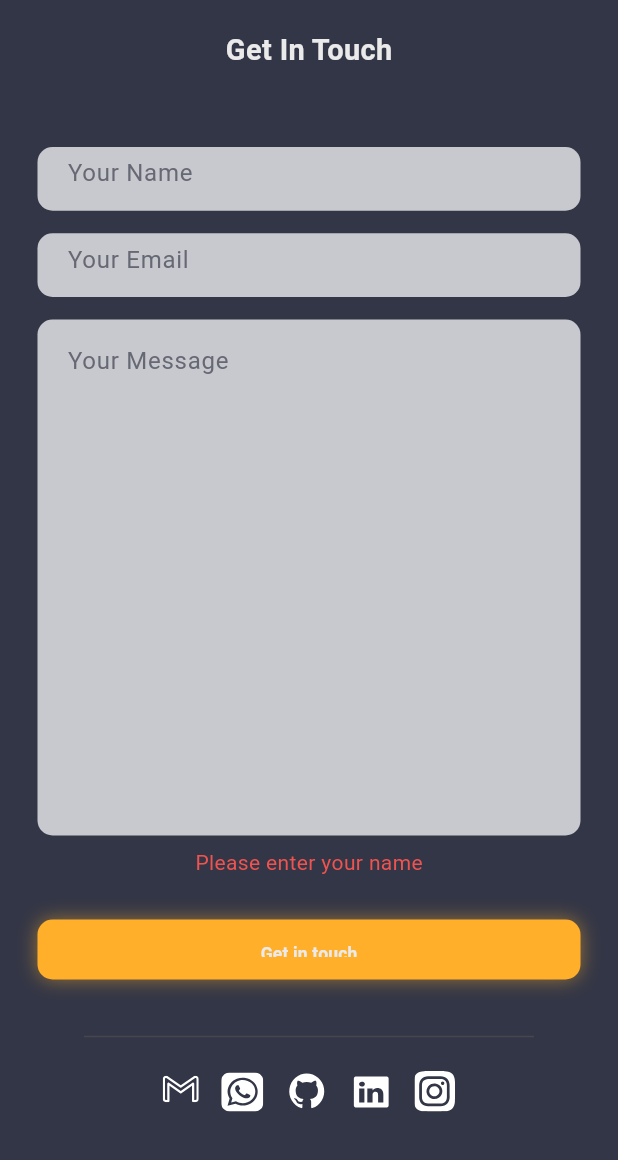
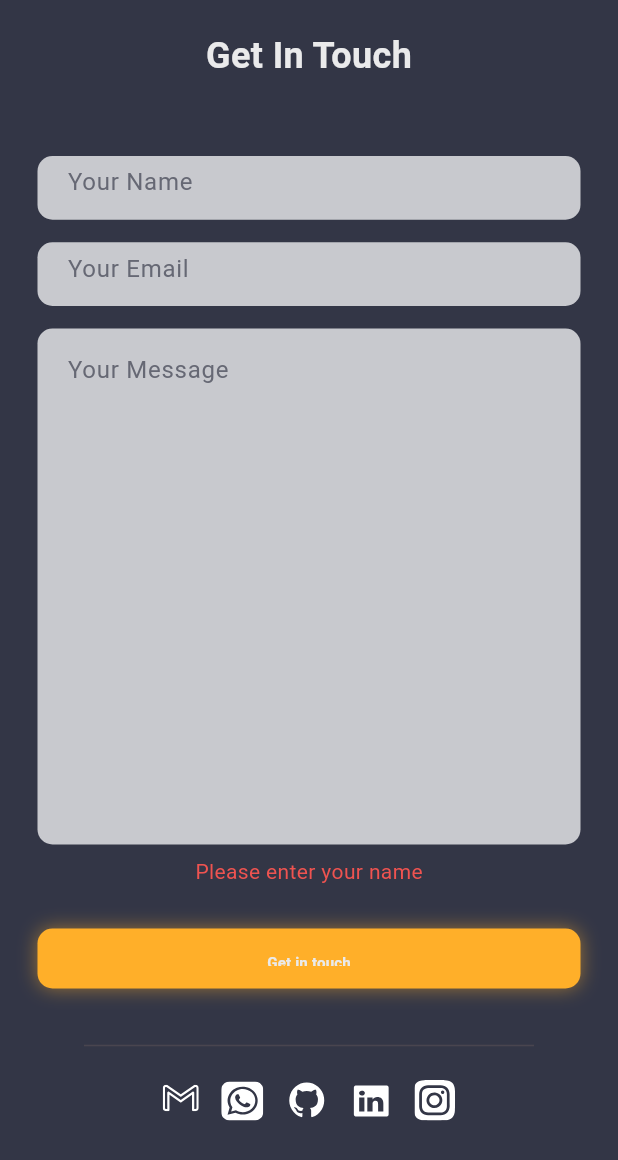
Before and after one commit to kareemtarek74/Portfolio, a Flutter app: the ContactSection widget shown alone on an empty page, opened directly, after a tap on "Get in touch", on a phone screen of 412 x 824 dp. Shown: the top 1160 px of the screen. Run offline on Flutter 3.47's test engine with Material 3 defaults, Android fonts, the light colour scheme and no system bars; our stand-ins replace flutter_dotenv, flutter_svg, sizer, visibility_detector; missing offline and left inert: dart:js.

Commit message:
finish my portfolio

```diff
--- a/lib/main.dart
+++ b/lib/main.dart
@@ -1,8 +1,11 @@
 import 'package:flutter/material.dart';
+import 'package:flutter_dotenv/flutter_dotenv.dart';
 import 'package:kareem_portfolio/pages/home_page.dart';
 import 'package:sizer/sizer.dart';
 
-void main() {
+Future<void> main() async {
+  WidgetsFlutterBinding.ensureInitialized();
+  await dotenv.load(fileName: ".env");
   runApp(const KareemPortfolio());
 }
 
--- /dev/null
+++ b/lib/widgets/build_name_and_email_mobile.dart
@@ -0,0 +1,23 @@
+import 'package:flutter/material.dart';
+import 'package:kareem_portfolio/widgets/custom_text_field.dart';
+
+Column buildNameAndEmailFieldsMobile(TextEditingController nameController,
+    TextEditingController emailController) {
+  return Column(
+    children: [
+      Flexible(
+        child: CustomTextField(
+          hintText: "Your Name",
+          controller: nameController,
+        ),
+      ),
+      SizedBox(height: 15),
+      Flexible(
+        child: CustomTextField(
+          hintText: "Your Email",
+          controller: emailController,
+        ),
+      ),
+    ],
+  );
+}
--- /dev/null
+++ b/lib/widgets/build_social_icon.dart
@@ -0,0 +1,17 @@
+import 'dart:js' as js;
+
+import 'package:flutter/material.dart';
+import 'package:flutter_svg/svg.dart';
+
+Widget buildSocialIcon(String assetPath, String link, double height) {
+  return InkWell(
+    onTap: () {
+      js.context.callMethod("open", [link]);
+    },
+    child: SvgPicture.asset(
+      assetPath,
+      height: height,
+      width: height,
+    ),
+  );
+}
--- /dev/null
+++ b/lib/widgets/build_social_links.dart
@@ -0,0 +1,18 @@
+import 'package:flutter/material.dart';
+import 'package:kareem_portfolio/constants/sms_links.dart';
+import 'package:kareem_portfolio/widgets/build_social_icon.dart';
+
+Widget buildSocialLinks() {
+  return Wrap(
+    spacing: 15,
+    runSpacing: 15,
+    alignment: WrapAlignment.center,
+    children: [
+      buildSocialIcon("assets/images/Gmail.svg", SmsLinks.gmailLink, 24),
+      buildSocialIcon("assets/images/whatsapp.svg", SmsLinks.whatsappLink, 28),
+      buildSocialIcon("assets/images/github.svg", SmsLinks.githubLink, 28),
+      buildSocialIcon("assets/images/linkedin.svg", SmsLinks.linkedinLink, 28),
+      buildSocialIcon("assets/images/instgram.svg", SmsLinks.instagramLink, 27),
+    ],
+  );
+}
--- a/lib/widgets/contact_section.dart
+++ b/lib/widgets/contact_section.dart
@@ -1,12 +1,12 @@
-import 'dart:convert';
-import 'dart:js' as js;
-
 import 'package:flutter/material.dart';
-import 'package:flutter_svg/svg.dart';
-import 'package:http/http.dart' as http;
 import 'package:kareem_portfolio/constants/app_colors.dart';
 import 'package:kareem_portfolio/constants/sizes.dart';
-import 'package:kareem_portfolio/constants/sms_links.dart';
+import 'package:kareem_portfolio/services/email_service.dart'; // We'll create this file
+import 'package:kareem_portfolio/utils/validation_utils.dart'; // We'll create this file
+import 'package:kareem_portfolio/widgets/build_name_and_email_desktop.dart';
+import 'package:kareem_portfolio/widgets/build_name_and_email_mobile.dart';
+import 'package:kareem_portfolio/widgets/build_social_links.dart';
+import 'package:kareem_portfolio/widgets/build_success_message.dart';
 import 'package:kareem_portfolio/widgets/custom_text_field.dart';
 import 'package:kareem_portfolio/widgets/main_button.dart';
 import 'package:sizer/sizer.dart';
@@ -21,90 +21,77 @@ class ContactSection extends StatefulWidget {
 }
 
 class _ContactSectionState extends State<ContactSection> {
-  final TextEditingController _nameController = TextEditingController();
-  final TextEditingController _emailController = TextEditingController();
-  final TextEditingController _messageController = TextEditingController();
+  final TextEditingController nameController = TextEditingController();
+  final TextEditingController emailController = TextEditingController();
+  final TextEditingController messageController = TextEditingController();
 
-  bool _isLoading = false;
-  String? _errorMessage;
-  bool _messageSent = false;
+  bool isLoading = false;
+  String? errorMessage;
+  bool messageSent = false;
+  final EmailService emailService = EmailService();
 
   @override
   void dispose() {
-    _nameController.dispose();
-    _emailController.dispose();
-    _messageController.dispose();
+    nameController.dispose();
+    emailController.dispose();
+    messageController.dispose();
     super.dispose();
   }
 
-  bool _validateEmail(String email) {
-    final emailRegex = RegExp(r'^[\w-\.]+@([\w-]+\.)+[\w-]{2,4}$');
-    return emailRegex.hasMatch(email);
-  }
-
-  Future<void> _sendMessage() async {
-    if (_nameController.text.isEmpty) {
+  Future<void> sendMessage() async {
+    // Validate inputs
+    if (nameController.text.trim().isEmpty) {
       setState(() {
-        _errorMessage = "Please enter your name";
+        errorMessage = "Please enter your name";
       });
       return;
     }
 
-    if (_emailController.text.isEmpty ||
-        !_validateEmail(_emailController.text)) {
+    if (!ValidationUtils.isValidEmail(emailController.text)) {
       setState(() {
-        _errorMessage = "Please enter a valid email";
+        errorMessage = "Please enter a valid email";
       });
       return;
     }
 
-    if (_messageController.text.isEmpty) {
+    if (messageController.text.trim().isEmpty) {
       setState(() {
-        _errorMessage = "Please enter your message";
+        errorMessage = "Please enter your message";
       });
       return;
     }
 
     setState(() {
-      _isLoading = true;
-      _errorMessage = null;
+      isLoading = true;
+      errorMessage = null;
     });
 
     try {
-      final url = Uri.parse('https://api.emailjs.com/api/v1.0/email/send');
-      final response = await http.post(
-        url,
-        headers: {'Content-Type': 'application/json'},
-        body: json.encode({
-          'service_id': 'service_ly647ch',
-          'template_id': 'template_ls566ki',
-          'user_id': 'E-X8YNp5nMjNKyVyA',
-          'template_params': {
-            'name': _nameController.text,
-            'email': _emailController.text,
-            'message': _messageController.text,
-          }
-        }),
+      final result = await emailService.sendContactEmail(
+        name: nameController.text.trim(),
+        email: emailController.text.trim(),
+        message: messageController.text.trim(),
       );
 
-      if (response.statusCode == 200) {
+      if (result.success) {
         setState(() {
-          _messageSent = true;
-          _isLoading = false;
-          _nameController.clear();
-          _emailController.clear();
-          _messageController.clear();
+          messageSent = true;
+          isLoading = false;
+          nameController.clear();
+          emailController.clear();
+          messageController.clear();
         });
       } else {
         setState(() {
-          _errorMessage = "Failed to send message. Please try again.";
-          _isLoading = false;
+          errorMessage = result.errorMessage ??
+              "Failed to send message. Please try again.";
+          isLoading = false;
         });
       }
     } catch (e) {
       setState(() {
-        _errorMessage = "An error occurred. Please try again later.";
-        _isLoading = false;
+        errorMessage = "An error occurred. Please try again later.";
+        isLoading = false;
       });
     }
   }
@@ -120,35 +107,34 @@ class _ContactSectionState extends State<ContactSection> {
             "Get In Touch",
             style: TextStyle(
                 fontWeight: FontWeight.bold,
-                fontSize: 18.sp,
+                fontSize: 24,
                 color: CustomColor.whitePrimary),
           ),
           SizedBox(height: 50),
-          if (_messageSent)
-            Container(
-              padding: EdgeInsets.all(16),
-              margin: EdgeInsets.only(bottom: 20),
-              decoration: BoxDecoration(
-                color: Colors.green.withOpacity(0.2),
-                borderRadius: BorderRadius.circular(8),
+          if (messageSent) buildSuccessMessage() else buildContactForm(),
+          SizedBox(height: 30),
+          ConstrainedBox(
+              constraints: BoxConstraints(maxWidth: 300), child: Divider()),
+          SizedBox(height: 15),
+          buildSocialLinks(),
+        ],
       ),
-              child: Text(
-                "Thank you! Your message has been sent successfully. I'll get back to you soon in your gmail.",
-                style: TextStyle(color: Colors.green[700]),
-                textAlign: TextAlign.center,
-              ),
-            )
-          else
-            Column(
+    );
+  }
+
+  Widget buildContactForm() {
+    return Column(
       children: [
         ConstrainedBox(
           constraints: BoxConstraints(maxWidth: 700, maxHeight: 100),
           child: LayoutBuilder(
             builder: (context, constraints) {
               if (constraints.maxWidth >= kMinDisktopWidth) {
-                        return buildNameAndEmailFieldsDesktop();
+                return buildNameAndEmailFieldsDesktop(
+                    nameController, emailController);
               } else {
-                        return buildNameAndEmailFieldsMobile();
+                return buildNameAndEmailFieldsMobile(
+                    nameController, emailController);
               }
             },
           ),
@@ -159,14 +145,14 @@ class _ContactSectionState extends State<ContactSection> {
           child: CustomTextField(
             hintText: "Your Message",
             maxLines: 13,
-                    controller: _messageController,
+            controller: messageController,
           ),
         ),
-                if (_errorMessage != null)
+        if (errorMessage != null)
           Padding(
             padding: const EdgeInsets.symmetric(vertical: 8.0),
             child: Text(
-                      _errorMessage!,
+              errorMessage!,
               style: TextStyle(color: Colors.red[400], fontSize: 14),
             ),
           ),
@@ -176,89 +162,12 @@ class _ContactSectionState extends State<ContactSection> {
           child: SizedBox(
               width: double.maxFinite,
               height: 40,
-                      child: _isLoading
-                          ? Center(child: CircularProgressIndicator())
+              child: isLoading
+                  ? const Center(child: CircularProgressIndicator())
                   : MainButton(
-                              onPressed: _sendMessage,
-                              fontSize: 14.sp,
+                      fontSize: 13.sp,
+                      onPressed: sendMessage,
                     )),
-                ),
-              ],
-            ),
-          SizedBox(height: 30),
-          ConstrainedBox(
-              constraints: BoxConstraints(maxWidth: 300), child: Divider()),
-          SizedBox(height: 15),
-          Wrap(
-            spacing: 15,
-            runSpacing: 15,
-            alignment: WrapAlignment.center,
-            children: [
-              buildSocialIcon(
-                  "assets/images/Gmail.svg", SmsLinks.gmailLink, 24),
-              buildSocialIcon(
-                  "assets/images/whatsapp.svg", SmsLinks.whatsappLink, 28),
-              buildSocialIcon(
-                  "assets/images/github.svg", SmsLinks.githubLink, 28),
-              buildSocialIcon(
-                  "assets/images/linkedin.svg", SmsLinks.linkedinLink, 28),
-              buildSocialIcon(
-                  "assets/images/instgram.svg", SmsLinks.instagramLink, 27),
-            ],
-          )
-        ],
-      ),
-    );
-  }
-
-  Widget buildSocialIcon(String assetPath, String link, double height) {
-    return InkWell(
-      onTap: () {
-        js.context.callMethod("open", [link]);
-      },
-      child: SvgPicture.asset(
-        assetPath,
-        height: height,
-        width: height,
-      ),
-    );
-  }
-
-  Row buildNameAndEmailFieldsDesktop() {
-    return Row(
-      children: [
-        Flexible(
-          child: CustomTextField(
-            hintText: "Your Name",
-            controller: _nameController,
-          ),
-        ),
-        SizedBox(width: 15),
-        Flexible(
-          child: CustomTextField(
-            hintText: "Your Email",
-            controller: _emailController,
-          ),
-        ),
-      ],
-    );
-  }
-
-  Column buildNameAndEmailFieldsMobile() {
-    return Column(
-      children: [
-        Flexible(
-          child: CustomTextField(
-            hintText: "Your Name",
-            controller: _nameController,
-          ),
-        ),
-        SizedBox(height: 15),
-        Flexible(
-          child: CustomTextField(
-            hintText: "Your Email",
-            controller: _emailController,
-          ),
         ),
       ],
     );
--- a/pubspec.yaml
+++ b/pubspec.yaml
@@ -56,6 +56,7 @@ flutter:
   # To add assets to your application, add an assets section, like this:
   assets:
     - assets/images/
+    - assets/.env
   # An image asset can refer to one or more resolution-specific "variants", see
   # https://flutter.dev/to/resolution-aware-images
   # For details regarding adding assets from package dependencies, see
```
Also changed, not shown: lib/services/email_service.dart (+94 -0 lines), lib/utils/validation_utils.dart (+28 -0 lines), lib/widgets/build_name_and_email_desktop.dart (added, +23 -0 lines), lib/widgets/build_success_message.dart (added, +17 -0 lines), 1 other file. Lines whose indentation alone changed are shown as unchanged.
